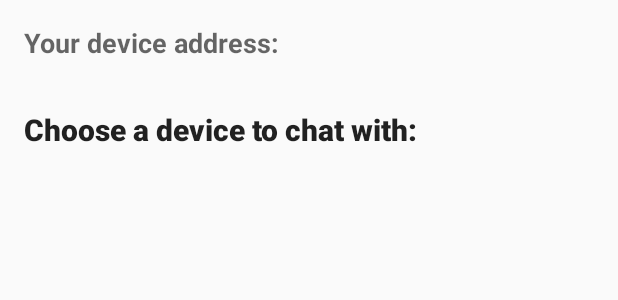
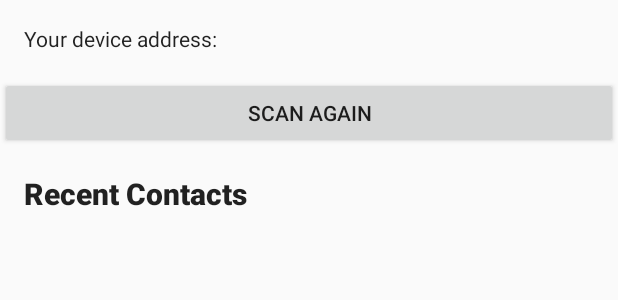
Before and after one commit to shrutigupta5555/covidisha-app, an Android app: the layout fragment_device_scan.xml on its own in the app's theme, with its tools: preview values and no code run, on a phone screen of 412 x 824 dp. Shown: the top 300 px of the screen. Run offline under Robolectric (Android 15) with nearby library versions, the phone set to English and light mode, and no system bars.

Commit message:
call scan again

```diff
--- a/app/build.gradle
+++ b/app/build.gradle
@@ -63,4 +63,5 @@ dependencies {
     implementation 'androidx.recyclerview:recyclerview:1.1.0'
     implementation "androidx.navigation:navigation-fragment-ktx:2.3.0"
     implementation "androidx.navigation:navigation-ui-ktx:2.3.0"
+    implementation "androidx.cardview:cardview:1.0.0"
 }
--- a/app/src/main/java/com/example/bluetoothlechat/chat/BluetoothChatFragment.kt
+++ b/app/src/main/java/com/example/bluetoothlechat/chat/BluetoothChatFragment.kt
@@ -87,6 +87,7 @@ class BluetoothChatFragment : Fragment() {
         showDisconnected()
 
         binding.connectDevices.setOnClickListener {
+            Log.i("new baamzi", "${R.id.action_find_new_device}")
             findNavController().navigate(R.id.action_find_new_device)
         }
 
--- a/app/src/main/java/com/example/bluetoothlechat/scan/DeviceScanFragment.kt
+++ b/app/src/main/java/com/example/bluetoothlechat/scan/DeviceScanFragment.kt
@@ -67,6 +67,8 @@ class DeviceScanFragment : Fragment() {
         findNavController().popBackStack()
     }
 
+
+
     override fun onCreateView(
         inflater: LayoutInflater,
         container: ViewGroup?,
@@ -74,7 +76,11 @@ class DeviceScanFragment : Fragment() {
     ): View? {
         _binding = FragmentDeviceScanBinding.inflate(inflater, container, false)
         val devAddr = getString(R.string.your_device_address) + ChatServer.getYourDeviceAddress()
+
         binding.yourDeviceAddr.text = devAddr
+        binding.btnScanAgain.setOnClickListener(){
+            findNavController().navigate(R.id.action_find_new_device)
+        }
         binding.deviceList.apply {
             layoutManager = LinearLayoutManager(requireContext())
             adapter = deviceScanAdapter
--- a/app/src/main/java/com/example/bluetoothlechat/scan/DeviceScanViewHolder.kt
+++ b/app/src/main/java/com/example/bluetoothlechat/scan/DeviceScanViewHolder.kt
@@ -15,9 +15,11 @@
  */
 package com.example.bluetoothlechat.scan
 
+import android.app.Application
 import android.bluetooth.BluetoothDevice
 import android.util.Log
 import android.view.View
+import android.widget.Button
 import android.widget.TextView
 import androidx.recyclerview.widget.RecyclerView
 import com.example.bluetoothlechat.R
@@ -30,6 +32,7 @@ class DeviceScanViewHolder(
     private val name = itemView.findViewById<TextView>(R.id.device_name)
     private val address = itemView.findViewById<TextView>(R.id.device_address)
     private val userEmail = itemView.findViewById<TextView>(R.id.userKiEmail)
+
     private var bluetoothDevice: BluetoothDevice? = null
 
     init {
@@ -48,6 +51,7 @@ class DeviceScanViewHolder(
 
     }
 
+
     override fun onClick(view: View) {
         bluetoothDevice?.let { device ->
 //            onDeviceSelected(device)
--- a/app/src/main/res/layout/fragment_device_scan.xml
+++ b/app/src/main/res/layout/fragment_device_scan.xml
@@ -49,19 +49,25 @@
 
         <TextView
             android:id="@+id/your_device_addr"
-            style="@style/TextAppearance.AppCompat.Medium"
+            style="@style/TextAppearance.AppCompat.Body1"
             android:layout_width="match_parent"
             android:layout_height="wrap_content"
             android:padding="16dp"
             android:text="@string/your_device_address"
-            android:textStyle="bold" />
+            android:textStyle="normal" />
+
+        <Button
+            android:id="@+id/btn_scan_again"
+            android:layout_width="match_parent"
+            android:layout_height="wrap_content"
+            android:text="Scan Again" />
 
         <TextView
             style="@style/TextAppearance.AppCompat.Title"
             android:layout_width="match_parent"
             android:layout_height="wrap_content"
             android:padding="16dp"
-            android:text="@string/scanning_header"
+            android:text="Recent Contacts"
             android:textStyle="bold" />
 
         <androidx.recyclerview.widget.RecyclerView
@@ -69,6 +75,7 @@
             android:layout_width="match_parent"
             android:layout_height="match_parent"
             android:visibility="gone" />
+
     </LinearLayout>
 
     <TextView
```
Also changed, not shown: app/src/main/java/com/example/bluetoothlechat/bluetooth/ChatServer.kt (+10 -1 lines), app/src/main/java/com/example/bluetoothlechat/scan/DeviceScanViewModel.kt (+11 -4 lines), app/src/main/res/layout/item_device.xml (+42 -18 lines), app/src/main/res/drawable-hdpi/ic_bt.png (added), app/src/main/res/drawable-mdpi/ic_bt.png (added), app/src/main/res/drawable-xhdpi/ic_bt.png (added), app/src/main/res/drawable-xxhdpi/ic_bt.png (added), app/src/main/res/drawable-xxxhdpi/ic_bt.png (added).
